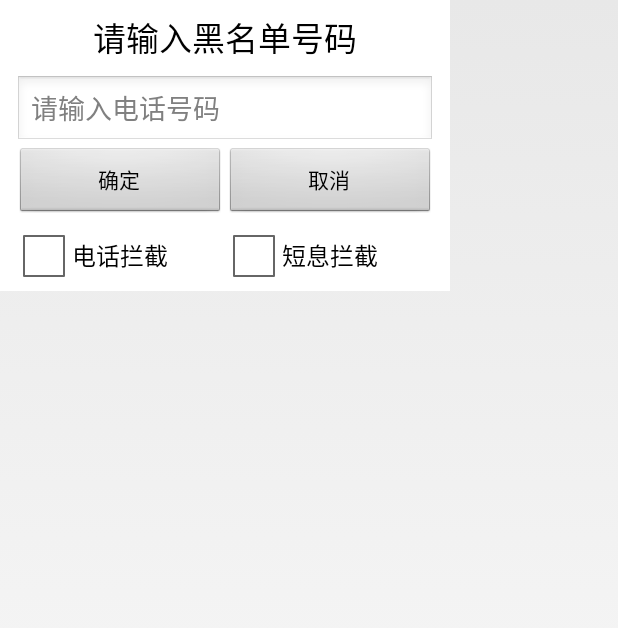
After one commit to mamh-android/android-mobilesafe, an Android app: the layout dialog_add_blacknumber.xml on its own in the app's theme, with its tools: preview values and no code run, on a phone screen of 412 x 824 dp. The commit adds this screen. Shown: the top 628 px of the screen. Run offline under Robolectric (Android 15) with nearby library versions, the phone set to English and light mode, and no system bars.

Commit message:
add black number button
Signed-off-by: Minghui Ma <mmh19891113@qq.com>

```diff
--- /dev/null
+++ b/app/src/main/res/layout/dialog_add_blacknumber.xml
@@ -0,0 +1,64 @@
+<?xml version="1.0" encoding="utf-8"?>
+
+<LinearLayout xmlns:android="http://schemas.android.com/apk/res/android"
+    android:layout_width="wrap_content"
+    android:layout_height="wrap_content"
+    android:background="@color/white"
+    android:orientation="vertical">
+
+    <TextView
+        android:layout_width="300dp"
+        android:layout_height="50dp"
+        android:gravity="center"
+        android:text="请输入黑名单号码"
+        android:textColor="@color/black"
+        android:textSize="22sp" />
+
+    <EditText
+        android:id="@+id/et_phone"
+        android:layout_width="280dp"
+        android:layout_height="wrap_content"
+        android:layout_gravity="center"
+        android:hint="请输入电话号码"
+        android:inputType="phone" />
+
+    <LinearLayout
+        android:layout_width="match_parent"
+        android:layout_height="wrap_content"
+        android:gravity="center">
+
+        <Button
+            android:id="@+id/bt_ok"
+            android:layout_width="140dp"
+            android:layout_height="wrap_content"
+            android:text="确定" />
+
+        <Button
+            android:id="@+id/bt_cancel"
+            android:layout_width="140dp"
+            android:layout_height="wrap_content"
+            android:text="取消" />
+
+    </LinearLayout>
+
+    <LinearLayout
+        android:layout_width="match_parent"
+        android:layout_height="wrap_content"
+        android:gravity="center">
+
+        <CheckBox
+            android:id="@+id/cb_phone"
+            android:layout_width="140dp"
+            android:layout_height="wrap_content"
+            android:text="电话拦截" />
+
+        <CheckBox
+            android:id="@+id/cb_sms"
+            android:layout_width="140dp"
+            android:layout_height="wrap_content"
+            android:text="短息拦截" />
+
+    </LinearLayout>
+
+
+</LinearLayout>
```
Also changed, not shown: app/src/main/java/com/example/mamh/mobilesafe/activity/CallSmsSafeActivity.java (+70 -1 lines), app/src/main/res/layout/activity_call_sms_safe.xml (+16 -2 lines), app/src/main/res/layout/list_item.xml (+11 -5 lines), app/src/main/res/values-v21/styles.xml (added, +7 -0 lines).
